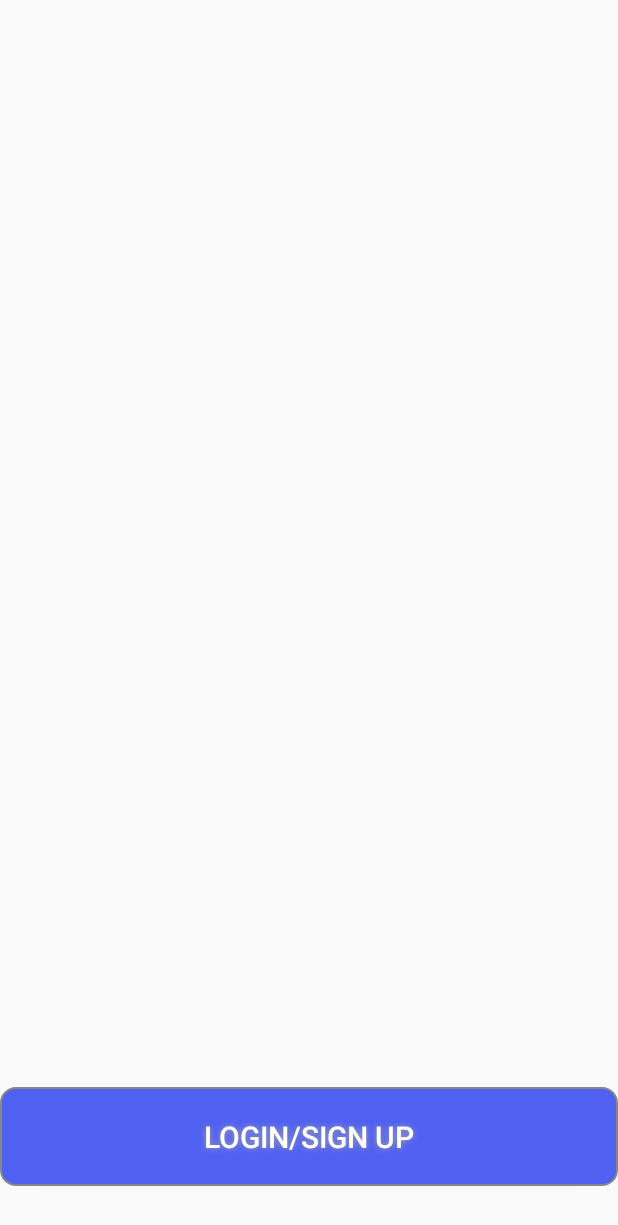
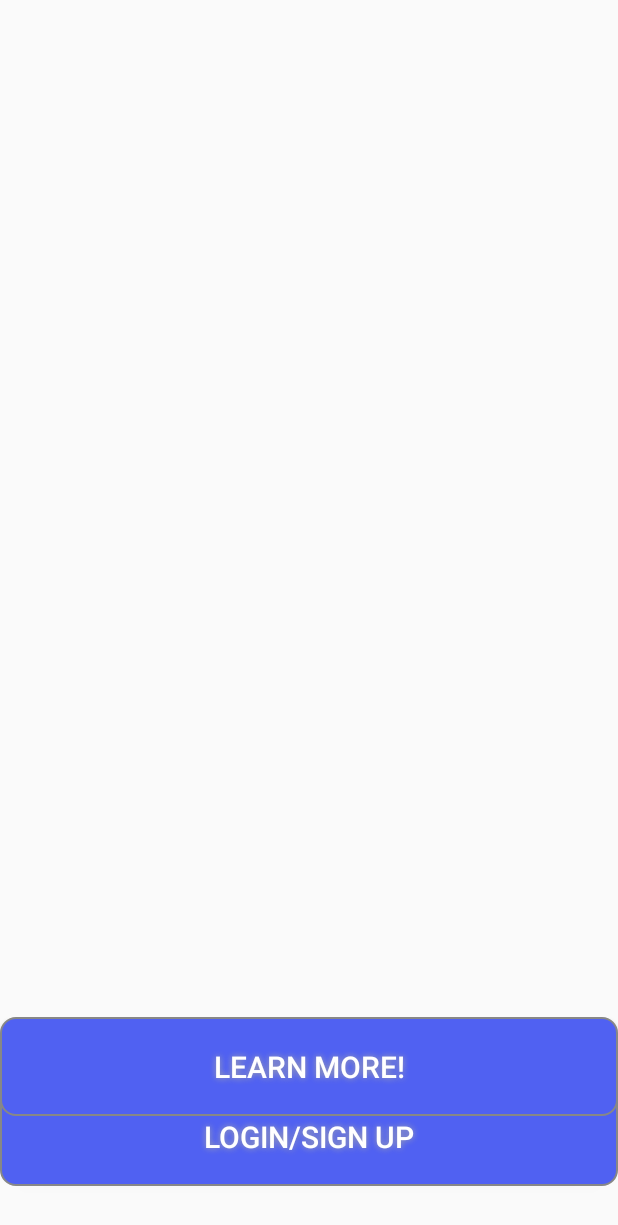
Before and after one commit to kushgkh/iSort, an Android app: the screen it shows after launch (MainActivity), on a phone screen of 412 x 824 dp. Shown: the top 1225 px of the screen. Run offline under Robolectric (Android 15) with nearby library versions, the phone set to English and light mode, and no system bars; libraries missing offline, so code that uses them is left out: com.google.api.client, com.google.api.services.

Commit message:
added Learn more Button

```diff
--- a/app/src/main/java/com/google/sample/isort/MainActivity.java
+++ b/app/src/main/java/com/google/sample/isort/MainActivity.java
@@ -124,7 +124,7 @@ public class MainActivity extends AppCompatActivity {
             public void onClick(View view) {
                     points++;
                     t.setText("Points: " + points);
-                    //startCamera();
+                    startCamera();
                   //startActivity(new Intent(MainActivity.this, LoginPage.class));
 
             }
--- a/app/src/main/res/layout/activity_main.xml
+++ b/app/src/main/res/layout/activity_main.xml
@@ -53,9 +53,25 @@
         android:id="@+id/statsButton"
         android:layout_width="match_parent"
         android:layout_height="wrap_content"
-        android:text="Statstics"
+        android:text="Statistics"
         android:layout_gravity="bottom"
-        android:layout_marginBottom="140px"
+        android:layout_marginBottom="400px"
+        android:textColor="#FFFFFF"
+        android:textSize="20sp"
+        android:layout_marginTop="40dp"
+
+        android:background="@drawable/newbutton"
+        android:shadowColor="#A8A8A8"
+        android:shadowDx="0"
+        android:shadowDy="0"
+        android:shadowRadius="5"/>
+    <Button
+        android:id="@+id/eduButton"
+        android:layout_width="match_parent"
+        android:layout_height="wrap_content"
+        android:text="Learn More!"
+        android:layout_gravity="bottom"
+        android:layout_marginBottom="120px"
         android:textColor="#FFFFFF"
         android:textSize="20sp"
         android:layout_marginTop="40dp"
```
